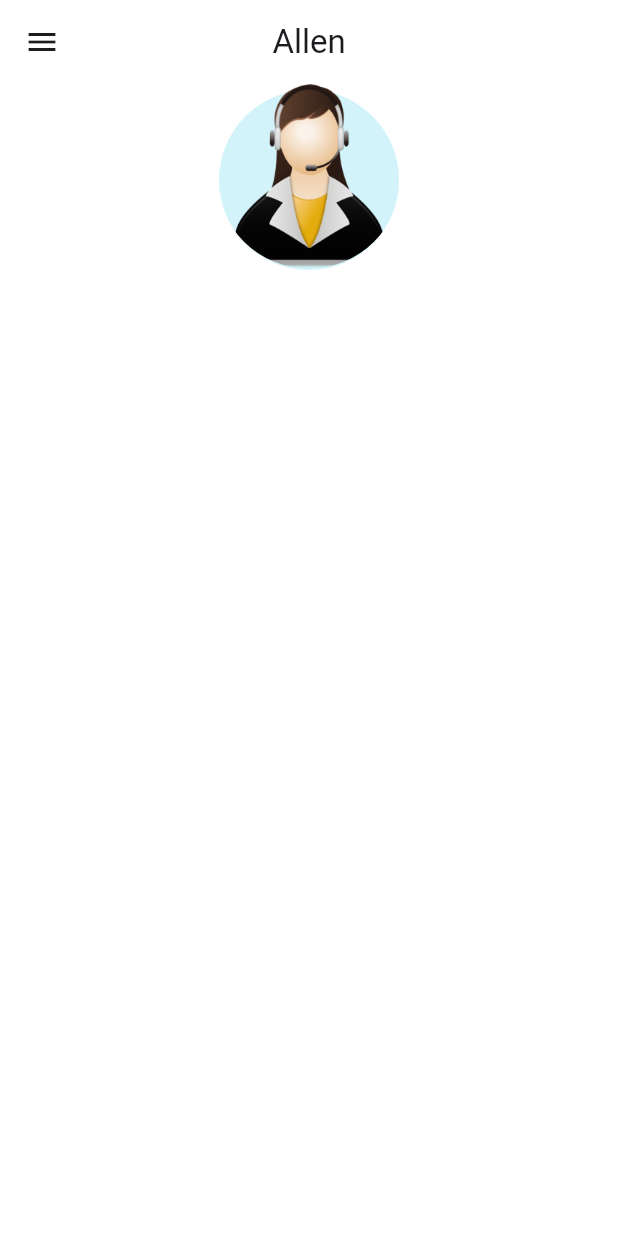
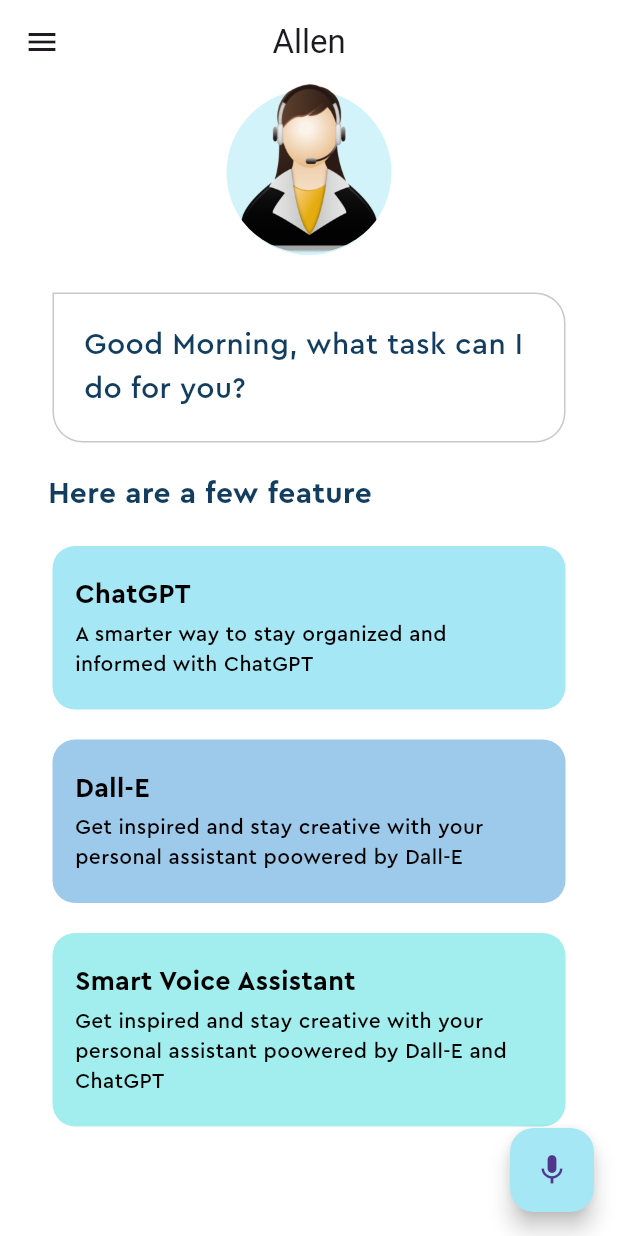
Before and after one commit to Saurabhmaurya111/Voice-Assistant-App, a Flutter app: the screen it shows after launch, on a phone screen of 412 x 824 dp. Run offline on Flutter 3.47's test engine with Material 3 defaults, Android fonts, the phone set to English and light mode, and no system bars.

Commit message:
UI Completed

```diff
--- /dev/null
+++ b/lib/feature_box.dart
@@ -0,0 +1,55 @@
+import 'package:flutter/material.dart';
+
+class FeatureBox extends StatelessWidget {
+  final Color color;
+  final String headerText;
+  final String description;
+  const FeatureBox(
+      {super.key,
+      required this.color,
+      required this.headerText,
+      required this.description});
+
+  @override
+  Widget build(BuildContext context) {
+    return Container(
+      margin: const EdgeInsets.symmetric(
+        horizontal: 35,
+        vertical: 10,
+      ),
+      decoration: BoxDecoration(
+        color: color,
+        borderRadius: const BorderRadius.all(
+          Radius.circular(15),
+        ),
+      ),
+      child: Padding(
+        padding: const EdgeInsets.symmetric(vertical: 20.0).copyWith(
+          left: 15,
+        ),
+        child: Column(
+          children: [
+            Align(
+              alignment: Alignment.centerLeft,
+              child: Text(headerText , style: const TextStyle(
+                fontFamily:'Cera Pro',
+                color: Colors.black,
+                fontSize: 18,
+                fontWeight: FontWeight.bold,
+              ),),
+            ),
+            SizedBox(height: 3,),
+            Padding(
+              padding: const EdgeInsets.only(right: 20.0),
+              child: Text(description , style: const TextStyle(
+                fontFamily:'Cera Pro',
+                color: Colors.black,
+
+              ),),
+            ),
+          ],
+        ),
+      ),
+    );
+  }
+}
--- a/lib/homepage.dart
+++ b/lib/homepage.dart
@@ -1,3 +1,4 @@
+import 'package:allen/feature_box.dart';
 import 'package:allen/pallete.dart';
 import 'package:flutter/material.dart';
 
@@ -12,19 +13,22 @@ class _HomePageState extends State<HomePage> {
   @override
   Widget build(BuildContext context) {
     return Scaffold(
+      // appBar
       appBar: AppBar(
         title: Text('Allen'),
         centerTitle: true,
         leading: Icon(Icons.menu),
       ),
-      body: Column(
+      body: SingleChildScrollView(
+        child: Column(
           children: [
+            // Virtual assistant picture
             Stack(
               children: [
                 Center(
                   child: Container(
-                  height: 120,
-                  width: 120,
+                    height: 110,
+                    width: 110,
                     margin: EdgeInsets.only(top: 4),
                     decoration: BoxDecoration(
                       color: Pallete.assistantCircleColor,
@@ -33,16 +37,89 @@ class _HomePageState extends State<HomePage> {
                   ),
                 ),
                 Container(
-              height: 123,
+                  height: 113,
                   decoration: BoxDecoration(
                       shape: BoxShape.circle,
-                image: DecorationImage(image: AssetImage('assets/images/virtualAssistant.png'))
+                      image: DecorationImage(
+                          image: AssetImage(
+                              'assets/images/virtualAssistant.png'))),
+                )
+              ],
             ),
-             )
+
+            // chat Bubble
+            Container(
+              padding: EdgeInsets.symmetric(
+                horizontal: 20,
+                vertical: 10,
+              ),
+              margin: EdgeInsets.symmetric(horizontal: 35).copyWith(
+                top: 25,
+              ),
+              decoration: BoxDecoration(
+                border: Border.all(
+                  color: Pallete.borderColor,
+                ),
+                borderRadius: BorderRadius.circular(20).copyWith(
+                  topLeft: Radius.zero,
+                ),
+              ),
+              child: const Padding(
+                padding: EdgeInsets.symmetric(vertical: 10.0),
+                child: Text(
+                  'Good Morning, what task can I do for you?',
+                  style: TextStyle(
+                    color: Pallete.mainFontColor,
+                    fontFamily: 'Cera Pro',
+                    fontSize: 20,
+                  ),
+                ),
+              ),
+            ),
+            Container(
+              padding: const EdgeInsets.all(10),
+              margin: const EdgeInsets.only(top: 10, left: 22),
+              alignment: Alignment.centerLeft,
+              child: const Text(
+                'Here are a few feature',
+                style: TextStyle(
+                  fontFamily: 'Cera Pro',
+                  fontSize: 20,
+                  color: Pallete.mainFontColor,
+                  fontWeight: FontWeight.bold,
+                ),
+              ),
+            ),
+            Column(
+              children: [
+                FeatureBox(
+                  color: Pallete.firstSuggestionBoxColor,
+                  headerText: 'ChatGPT',
+                  description:
+                      'A smarter way to stay organized and informed with ChatGPT',
+                ),
+                FeatureBox(
+                  color: Pallete.secondSuggestionBoxColor,
+                  headerText: 'Dall-E',
+                  description:
+                      'Get inspired and stay creative with your personal assistant poowered by Dall-E',
+                ),
+                FeatureBox(
+                  color: Pallete.thirdSuggestionBoxColor,
+                  headerText: 'Smart Voice Assistant',
+                  description:
+                      'Get inspired and stay creative with your personal assistant poowered by Dall-E and ChatGPT',
+                ),
               ],
             )
           ],
         ),
+      ),
+      floatingActionButton: FloatingActionButton(
+        backgroundColor: Pallete.firstSuggestionBoxColor,
+        onPressed: (){},
+      child: Icon(Icons.mic),
+      ),
     );
   }
 }
--- a/pubspec.yaml
+++ b/pubspec.yaml
@@ -35,6 +35,7 @@ dependencies:
   # The following adds the Cupertino Icons font to your application.
   # Use with the CupertinoIcons class for iOS style icons.
   cupertino_icons: ^1.0.8
+  speech_to_text: ^7.0.0
 
 dev_dependencies:
   flutter_test:
```
Also changed, not shown: pubspec.lock, 2 other files. Lines whose indentation alone changed are shown as unchanged.
